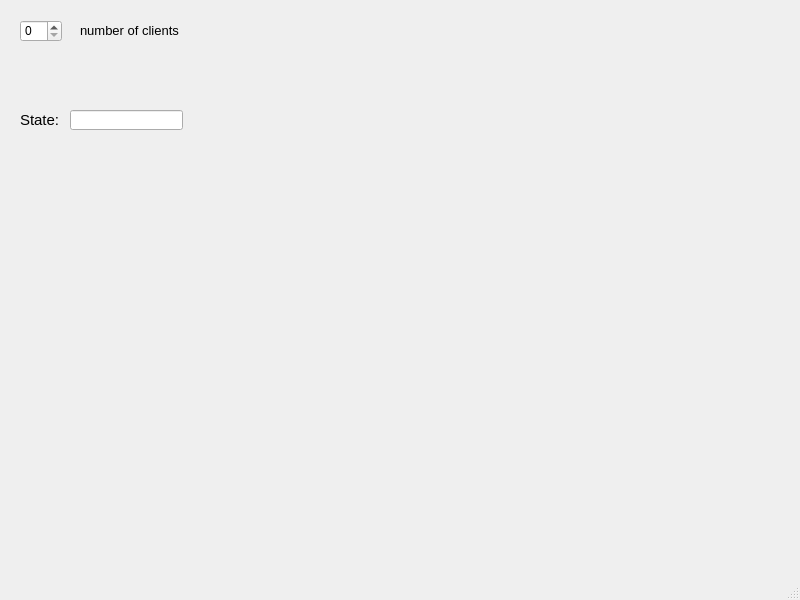
senoron/Lab_11_OS, file runner/runner/mainwindow.ui: the form before one commit.
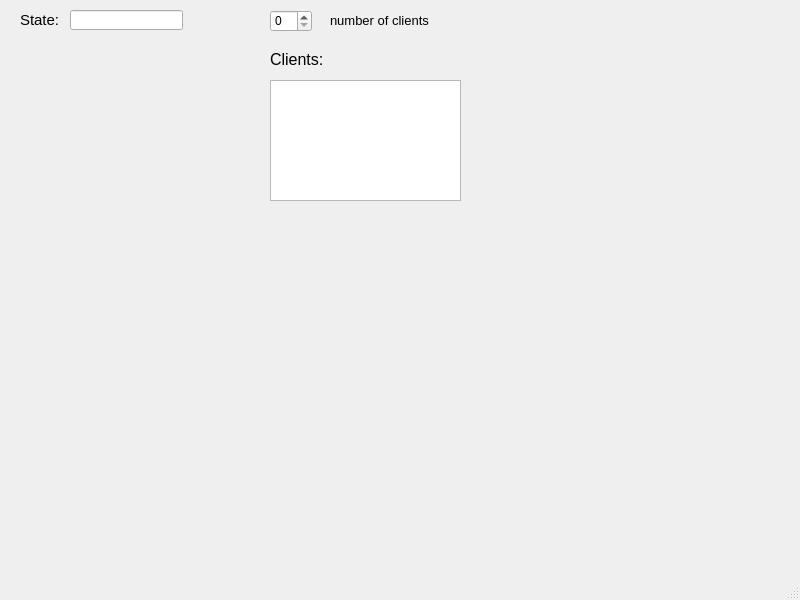
The form after the commit.

Commit message: Field for output information about clients

Diff of the .ui file:
```diff
--- a/runner/runner/mainwindow.ui
+++ b/runner/runner/mainwindow.ui
@@ -18,7 +18,7 @@
     <property name="geometry">
      <rect>
       <x>20</x>
-      <y>110</y>
+      <y>10</y>
       <width>51</width>
       <height>21</height>
      </rect>
@@ -31,7 +31,7 @@
     <property name="geometry">
      <rect>
       <x>70</x>
-      <y>110</y>
+      <y>10</y>
       <width>113</width>
       <height>20</height>
      </rect>
@@ -40,8 +40,8 @@
    <widget class="QSpinBox" name="spinBox_clients">
     <property name="geometry">
      <rect>
-      <x>20</x>
-      <y>20</y>
+      <x>270</x>
+      <y>10</y>
       <width>42</width>
       <height>22</height>
      </rect>
@@ -50,8 +50,8 @@
    <widget class="QLabel" name="label_2">
     <property name="geometry">
      <rect>
-      <x>80</x>
-      <y>20</y>
+      <x>330</x>
+      <y>10</y>
       <width>111</width>
       <height>21</height>
      </rect>
@@ -60,6 +60,29 @@
      <string>&lt;html&gt;&lt;head/&gt;&lt;body&gt;&lt;p&gt;&lt;span style=&quot; font-size:10pt;&quot;&gt;number of clients&lt;/span&gt;&lt;/p&gt;&lt;/body&gt;&lt;/html&gt;</string>
     </property>
    </widget>
+   <widget class="QLabel" name="label_clients">
+    <property name="geometry">
+     <rect>
+      <x>270</x>
+      <y>50</y>
+      <width>71</width>
+      <height>16</height>
+     </rect>
+    </property>
+    <property name="text">
+     <string>&lt;html&gt;&lt;head/&gt;&lt;body&gt;&lt;p&gt;&lt;span style=&quot; font-size:12pt;&quot;&gt;Clients:&lt;/span&gt;&lt;/p&gt;&lt;/body&gt;&lt;/html&gt;</string>
+    </property>
+   </widget>
+   <widget class="QTextEdit" name="textEdit">
+    <property name="geometry">
+     <rect>
+      <x>270</x>
+      <y>80</y>
+      <width>191</width>
+      <height>121</height>
+     </rect>
+    </property>
+   </widget>
   </widget>
   <widget class="QMenuBar" name="menubar">
    <property name="geometry">
```
